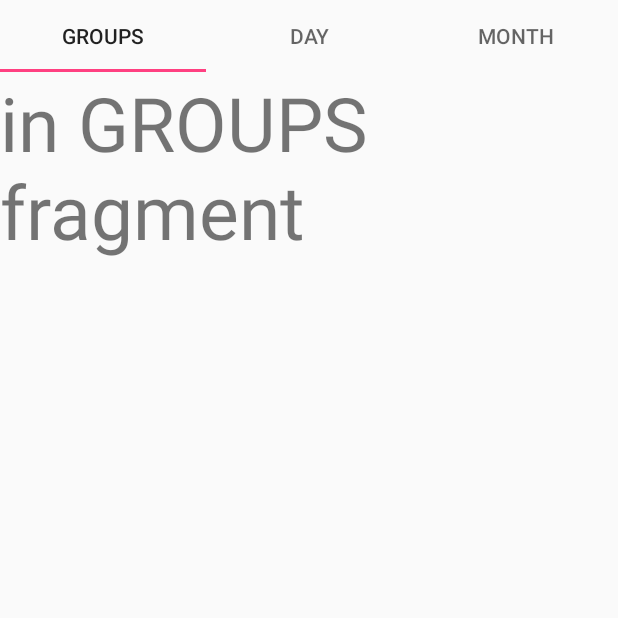
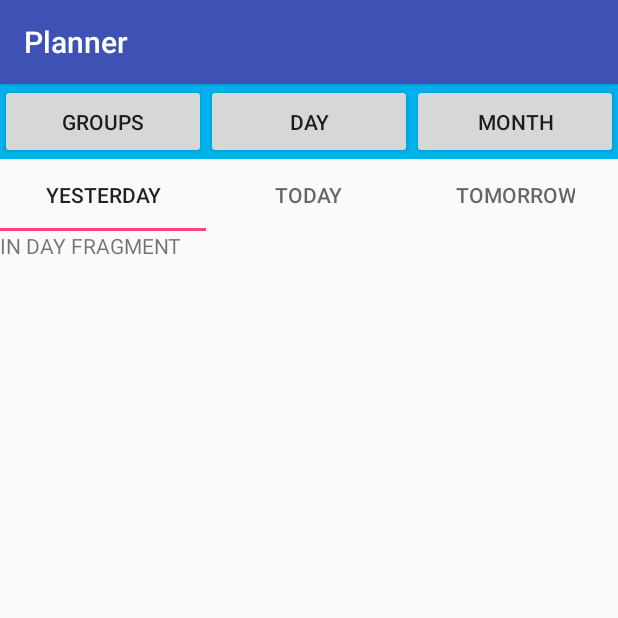
Before and after one commit to IvanHuang115/Planner, an Android app: the DayActivity screen opened directly, with no data from a screen before it, on a phone screen of 412 x 824 dp, the top half of it. Run offline under Robolectric (Android 15) with nearby library versions, the phone set to English and light mode, and no system bars.

Commit message:
Refactored so that groups, day, and month are now activities, don't like this though, rather have fragments

```diff
--- a/app/src/main/AndroidManifest.xml
+++ b/app/src/main/AndroidManifest.xml
@@ -23,10 +23,15 @@
         <activity android:name=".LogInActivity" >
         </activity>
         <activity
-            android:name=".MainActivity"
-            android:label="@string/title_activity_main"
-            android:theme="@style/AppTheme.NoActionBar" >
+            android:name=".DayActivity">
         </activity>
+        <activity android:name=".GroupsActivity"/>
+        <activity android:name=".MonthActivity"/>
     </application>
 
 </manifest>
+
+<!--
+    android:label="MainActivity"
+    android:theme="@style/AppTheme.NoActionBar"
+    -->
--- a/app/src/main/java/planner/ivan/com/planner/MainActivity.java
+++ b/app/src/main/java/planner/ivan/com/planner/DayActivity.java
@@ -2,26 +2,30 @@ package planner.ivan.com.planner;
 
 //import android.app.Fragment;
 import android.content.Context;
+import android.content.Intent;
 import android.support.v4.app.Fragment;
 import android.support.v4.app.FragmentManager;
-import android.app.FragmentTransaction;
 import android.support.design.widget.TabLayout;
-import android.support.v4.app.FragmentActivity;
 import android.support.v4.app.FragmentPagerAdapter;
 import android.support.v4.view.ViewPager;
 import android.support.v7.app.AppCompatActivity;
 import android.os.Bundle;
 import android.view.View;
+import android.widget.Button;
 
-public class MainActivity extends AppCompatActivity {
+public class DayActivity extends AppCompatActivity implements View.OnClickListener{
 
     TabLayout tabLayout;
     ViewPager viewPager;
+    Button day;
+    Button groups;
+    Button month;
 
     @Override
     protected void onCreate(Bundle savedInstanceState) {
         super.onCreate(savedInstanceState);
-        setContentView(R.layout.activity_main);
+        setContentView(R.layout.activity_day);
+        setButtons();
 
         viewPager = (ViewPager) findViewById(R.id.viewPagerMain);
         viewPager.setAdapter(new MainPagerAdapter(getSupportFragmentManager(), getApplicationContext()));
@@ -47,9 +51,38 @@ public class MainActivity extends AppCompatActivity {
         });
     }
 
+    public void setButtons() {
+        day = (Button) findViewById(R.id.buttonToday);
+        groups = (Button) findViewById(R.id.buttonGroups);
+        month = (Button) findViewById(R.id.buttonMonth);
+        day.setOnClickListener(this);
+        month.setOnClickListener(this);
+        groups.setOnClickListener(this);
+    }
+
+
+    @Override
+    public void onClick(View v) {
+        int id = v.getId();
+        Intent i = null;
+        switch (id) {
+            case R.id.buttonGroups:
+                i = new Intent(DayActivity.this, GroupsActivity.class);
+                break;
+            case R.id.buttonToday:
+                break;
+            case R.id.buttonMonth:
+                i = new Intent(DayActivity.this, MonthActivity.class);
+                break;
+        }
+
+        if (i != null)
+            startActivity(i);
+    }
+
 
     private class MainPagerAdapter extends FragmentPagerAdapter {
-        private String fragments[] = {"Groups", "Day", "Month"};
+        private String fragments[] = {"Yesterday", "Today", "Tomorrow"};
 
         public MainPagerAdapter(FragmentManager supportFragmentManager, Context applicationContext) {
             super(supportFragmentManager);
@@ -57,17 +90,19 @@ public class MainActivity extends AppCompatActivity {
 
         @Override
         public Fragment getItem(int position) {
+
             switch (position) {
                 case 0:
-                    return new GroupsFragment();
+                    return new DayFragment();
                 case 1:
                     return new DayFragment();
                 case 2:
-                    return new MonthFragment();
+                    return new DayFragment();
 
                 default:
                     return null;
             }
+
         }
 
         @Override
--- a/app/src/main/java/planner/ivan/com/planner/DayFragment.java
+++ b/app/src/main/java/planner/ivan/com/planner/DayFragment.java
@@ -1,66 +1,19 @@
 package planner.ivan.com.planner;
 
-import android.support.v4.app.Fragment;
 import android.os.Bundle;
 import android.support.annotation.Nullable;
-import android.support.design.widget.TabLayout;
+import android.support.v4.app.Fragment;
 import android.view.LayoutInflater;
 import android.view.View;
 import android.view.ViewGroup;
-import android.support.v4.view.ViewPager;
-import android.support.v4.view.PagerAdapter;
 
 /**
- * Created by Ivan on 12/4/2015.
+ * Created by Ivan on 12/18/2015.
  */
 public class DayFragment extends Fragment {
-
-    private TabLayout tabs;
-    private ViewPager viewPager;
-    private DayPagerAdapter adapter;
-
     @Nullable
     @Override
     public View onCreateView(LayoutInflater inflater, ViewGroup container, Bundle savedInstanceState) {
-        View view = inflater.inflate(R.layout.fragment_day, container, false);
-
-        viewPager = (ViewPager) view.findViewById(R.id.viewPagerDay);
-        adapter = new DayPagerAdapter(getActivity().getSupportFragmentManager(), getActivity().getApplicationContext());
-        viewPager.setAdapter(adapter);
-
-        tabs = (TabLayout) view.findViewById(R.id.tabLayoutDay);
-        tabs.setupWithViewPager(viewPager);
-        /*
-        tabs.post(new Runnable() {
-            @Override
-            public void run() {
-                tabs.setupWithViewPager(viewPager);
-            }
-        });
-        */
-
-        tabs.setOnTabSelectedListener(new TabLayout.ViewPagerOnTabSelectedListener(viewPager) {
-            @Override
-            public void onTabSelected(TabLayout.Tab tab) {
-                super.onTabSelected(tab);
-                viewPager.setCurrentItem(tab.getPosition());
-            }
-
-            @Override
-            public void onTabUnselected(TabLayout.Tab tab) {
-                super.onTabUnselected(tab);
-                viewPager.setCurrentItem(tab.getPosition());
-            }
-
-            @Override
-            public void onTabReselected(TabLayout.Tab tab) {
-                super.onTabReselected(tab);
-                viewPager.setCurrentItem(tab.getPosition());
-            }
-        });
-        return view;
-
+        return  inflater.inflate(R.layout.fragment_day,container,false);
     }
-
-
 }
--- a/app/src/main/java/planner/ivan/com/planner/DayPagerAdapter.java
+++ /dev/null
@@ -1,45 +0,0 @@
-package planner.ivan.com.planner;
-
-import android.content.Context;
-import android.support.v4.app.Fragment;
-import android.support.v4.app.FragmentManager;
-import android.support.v4.app.FragmentPagerAdapter;
-import android.view.View;
-
-import java.util.ArrayList;
-
-/**
- * Created by Ivan on 12/16/2015.
- */
-public class DayPagerAdapter extends FragmentPagerAdapter{
-
-    Context context;
-    private ArrayList<DayChildFragment> dayFrags;
-    private ArrayList<String> titles;
-
-
-    public DayPagerAdapter(FragmentManager manager, Context context) {
-        super(manager);
-        this.context = context;
-        dayFrags = new ArrayList<DayChildFragment>(3);
-        titles = new ArrayList<String>(3);
-        titles.add("Yesterday");
-        titles.add("Today");
-        titles.add("Tmrw");
-    }
-    @Override
-    public Fragment getItem(int position) {
-        return new DayChildFragment();
-    }
-
-    @Override
-    public int getCount() {
-        return dayFrags.size();
-    }
-
-    @Override
-    public CharSequence getPageTitle(int position) {
-        return titles.get(position);
-    }
-
-}
--- a/app/src/main/java/planner/ivan/com/planner/GroupsFragment.java
+++ /dev/null
@@ -1,19 +0,0 @@
-package planner.ivan.com.planner;
-
-import android.support.v4.app.Fragment;
-import android.os.Bundle;
-import android.support.annotation.Nullable;
-import android.view.LayoutInflater;
-import android.view.View;
-import android.view.ViewGroup;
-
-/**
- * Created by Ivan on 12/4/2015.
- */
-public class GroupsFragment extends Fragment {
-    @Nullable
-    @Override
-    public View onCreateView(LayoutInflater inflater, ViewGroup container, Bundle savedInstanceState) {
-        return inflater.inflate(R.layout.fragment_groups, container, false);
-    }
-}
--- a/app/src/main/java/planner/ivan/com/planner/LogInActivity.java
+++ b/app/src/main/java/planner/ivan/com/planner/LogInActivity.java
@@ -49,7 +49,7 @@ public class LogInActivity extends AppCompatActivity {
                 } else {
                     ParseUser currUser = ParseUser.getCurrentUser();
                     Toast.makeText(LogInActivity.this, currUser.getUsername(), Toast.LENGTH_LONG).show();
-                    startActivity(new Intent(LogInActivity.this, MainActivity.class));
+                    startActivity(new Intent(LogInActivity.this, DayActivity.class));
                 }
 
             }
--- a/app/src/main/res/layout/activity_main.xml
+++ b/app/src/main/res/layout/activity_day.xml
@@ -4,14 +4,13 @@
     android:orientation="vertical"
     android:layout_width="match_parent"
     android:layout_height="match_parent"
-    tools:context="planner.ivan.com.planner.MainActivity">
+    tools:context="planner.ivan.com.planner.DayActivity">
 
-    <!--
     <include
         layout="@layout/bar"
         android:layout_height="wrap_content"
         android:layout_width="fill_parent" />
-        -->
+
 
     <android.support.design.widget.TabLayout
         android:id="@+id/tabLayoutMain"
--- a/app/src/main/res/layout/bar.xml
+++ b/app/src/main/res/layout/bar.xml
@@ -13,22 +13,19 @@
             android:layout_width="0dp"
             android:layout_weight="1"
             android:text="Groups"
-            android:id="@+id/buttonGroups"
-            android:onClick="listenGroups"/>
+            android:id="@+id/buttonGroups" />
 
         <Button android:layout_height="fill_parent"
             android:layout_width="0dp"
             android:layout_weight="1"
             android:text="Day"
-            android:id="@+id/buttonToday"
-            android:onClick="listenDay"/>
+            android:id="@+id/buttonToday" />
 
         <Button android:layout_height="fill_parent"
             android:layout_width="0dp"
             android:layout_weight="1"
             android:text="Month"
-            android:id="@+id/buttonMonth"
-            android:onClick="listenMonth"/>
+            android:id="@+id/buttonMonth" />
     </LinearLayout>
 
 </LinearLayout>
--- a/app/src/main/res/layout/fragment_day.xml
+++ b/app/src/main/res/layout/fragment_day.xml
@@ -1,42 +1,11 @@
-<RelativeLayout xmlns:android="http://schemas.android.com/apk/res/android"
-    xmlns:tools="http://schemas.android.com/tools" android:layout_width="match_parent"
-    android:layout_height="match_parent" tools:context="planner.ivan.com.planner.DayFragment"
-    android:orientation="vertical">
+<?xml version="1.0" encoding="utf-8"?>
+<LinearLayout xmlns:android="http://schemas.android.com/apk/res/android"
+    android:orientation="vertical" android:layout_width="match_parent"
+    android:layout_height="match_parent">
 
-    <!--
-    <include
-        layout="@layout/bar"
-        android:layout_width="wrap_content"
-        android:layout_height="wrap_content"/>
-        -->
+    <TextView
+        android:layout_width="match_parent"
+        android:layout_height="match_parent"
+        android:text="IN DAY FRAGMENT"/>
 
-
-    <TextView android:layout_width="fill_parent"
-        android:layout_height="wrap_content"
-        android:text="in DAY fragment"
-        android:textSize="12dp"/>
-
-
-    <android.support.design.widget.TabLayout
-        android:id="@+id/tabLayoutDay"
-        android:layout_width="match_parent"
-        android:layout_height="wrap_content"
-        android:layout_alignParentTop="true"
-        android:layout_centerHorizontal="true"
-        />
-
-    <android.support.v4.view.ViewPager
-        android:id="@+id/viewPagerDay"
-        android:layout_height="wrap_content"
-        android:layout_width="match_parent"
-        android:layout_below="@id/tabLayoutDay">
-    </android.support.v4.view.ViewPager>
-
-    <TextView android:layout_width="fill_parent"
-        android:layout_height="wrap_content"
-        android:text="in DAY fragment2"
-        android:textSize="12dp"
-        android:layout_below="@id/viewPagerDay"/>
-
-
-</RelativeLayout>
+</LinearLayout>
--- a/app/src/main/res/layout/fragment_groups.xml
+++ /dev/null
@@ -1,11 +0,0 @@
-<FrameLayout xmlns:android="http://schemas.android.com/apk/res/android"
-    xmlns:tools="http://schemas.android.com/tools" android:layout_width="match_parent"
-    android:layout_height="match_parent" tools:context="planner.ivan.com.planner.DayFragment">
-
-
-    <TextView android:layout_width="fill_parent"
-        android:layout_height="wrap_content"
-        android:text="in GROUPS fragment"
-        android:textSize="50dp"/>
-
-</FrameLayout>
```
Also changed, not shown: app/src/main/java/planner/ivan/com/planner/BarFragment.java (deleted, +0 -19 lines), app/src/main/java/planner/ivan/com/planner/DayChildFragment.java (deleted, +0 -19 lines), app/src/main/java/planner/ivan/com/planner/GroupsActivity.java (added, +51 -0 lines), app/src/main/java/planner/ivan/com/planner/MonthActivity.java (added, +52 -0 lines), app/src/main/java/planner/ivan/com/planner/MonthFragment.java (deleted, +0 -19 lines), app/src/main/res/layout/activity_groups.xml (renamed from app/src/main/res/layout/fragment_day_child.xml, +8 -3 lines), app/src/main/res/layout/activity_month.xml (added, +15 -0 lines), app/src/main/res/layout/fragment_month.xml (deleted, +0 -11 lines).
